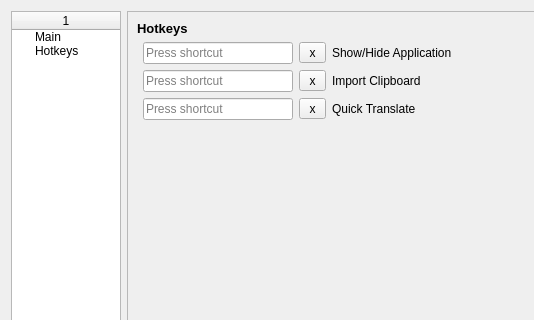
Before: the Qt Designer form Forms/Settings.ui in skynowa/iTeacher, drawn with Qt 5; both pictures show x 0 to 534 and y 0 to 320 of the 732 by 477 pixel window.
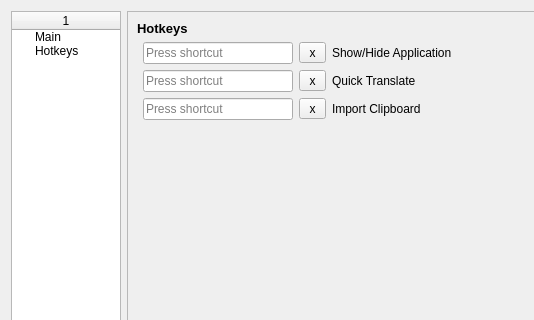
After: the same form once the commit is applied. The open tabs and pages were chosen to show the change. Icons and pictures are not drawn.

Commit message: Settings: Hotkey for Quick Clipboard Translate, fix

```diff
--- a/Forms/Settings.ui
+++ b/Forms/Settings.ui
@@ -159,21 +159,14 @@
       <layout class="QGridLayout" name="gridLayout_15">
        <item row="0" column="0">
         <layout class="QGridLayout" name="gridLayout_14">
-         <item row="3" column="2">
-          <widget class="QToolButton" name="tbtnQuickClipboardTranslate">
-           <property name="text">
-            <string> x </string>
-           </property>
-          </widget>
-         </item>
-         <item row="2" column="3">
+         <item row="5" column="3">
           <widget class="QLabel" name="label_2">
            <property name="text">
             <string>Import Clipboard</string>
            </property>
           </widget>
          </item>
-         <item row="4" column="1" colspan="3">
+         <item row="7" column="1" colspan="3">
           <spacer name="verticalSpacer_7">
            <property name="orientation">
             <enum>Qt::Vertical</enum>
@@ -199,17 +192,14 @@
            </property>
           </widget>
          </item>
-         <item row="3" column="1">
-          <widget class="QKeySequenceEdit" name="kedtQuickClipboardTranslate"/>
-         </item>
-         <item row="2" column="2">
+         <item row="5" column="2">
           <widget class="QToolButton" name="tbtnImportClipboardClear">
            <property name="text">
             <string> x </string>
            </property>
           </widget>
          </item>
-         <item row="2" column="1">
+         <item row="5" column="1">
           <widget class="QKeySequenceEdit" name="kedtImportClipboard">
            <property name="minimumSize">
             <size>
@@ -247,7 +237,17 @@
            </property>
           </widget>
          </item>
-         <item row="3" column="3">
+         <item row="4" column="1">
+          <widget class="QKeySequenceEdit" name="kedtQuickClipboardTranslate"/>
+         </item>
+         <item row="4" column="2">
+          <widget class="QToolButton" name="tbtnQuickClipboardTranslate">
+           <property name="text">
+            <string> x </string>
+           </property>
+          </widget>
+         </item>
+         <item row="4" column="3">
           <widget class="QLabel" name="label_3">
            <property name="text">
             <string>Quick Translate</string>
```
